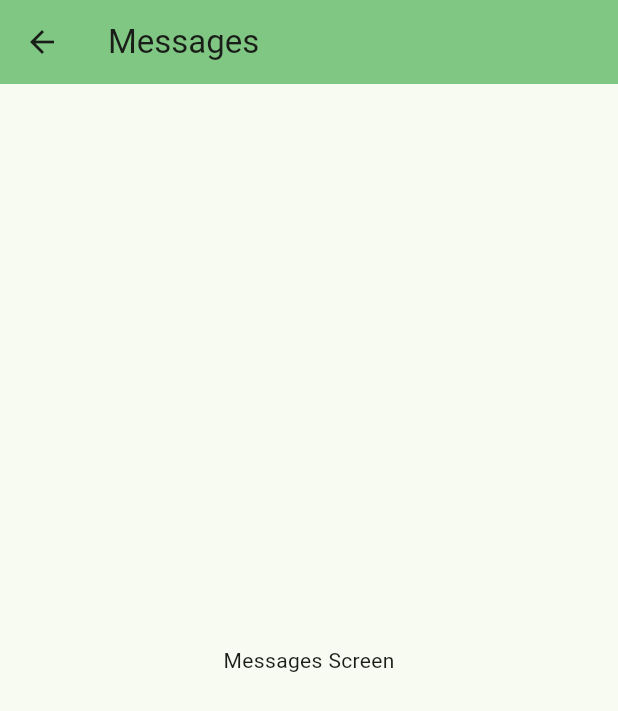
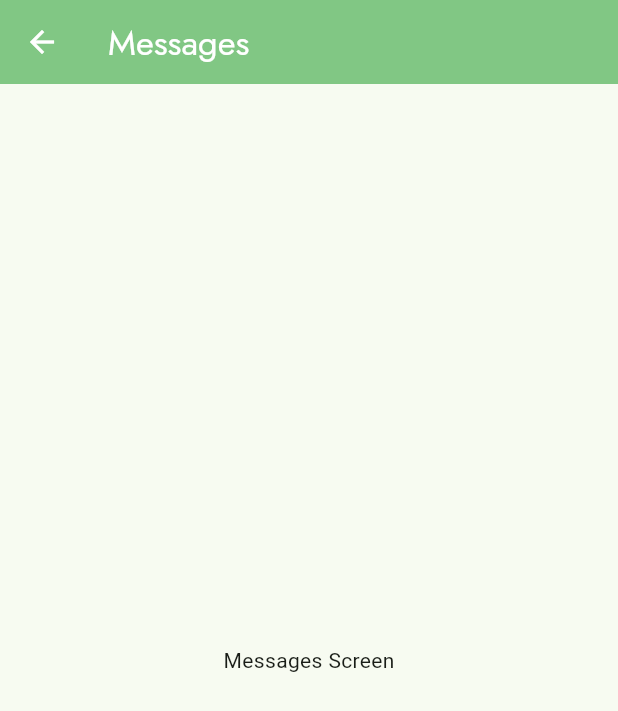
Before and after one commit to ShreyasDhale/credbox_services, a Flutter app: the MessagesScreen screen opened directly, on a phone screen of 412 x 824 dp. Shown: the top 711 px of the screen. Run offline on Flutter 3.47's test engine with Material 3 defaults, Android fonts, the phone set to English and light mode, and no system bars; our stand-ins replace cached_network_image, flutter_svg, google_fonts, lottie.

Commit message:
Ui commit

```diff
--- a/lib/Src/MainScreen/MainScreen.dart
+++ b/lib/Src/MainScreen/MainScreen.dart
@@ -28,6 +28,7 @@ class _MainScreenState extends State<MainScreen> {
           TextButton(
               onPressed: () {
                 print("Messages");
+                Navigator.pushNamed(context, AppRoute.messagesPage);
               },
               child: Image.asset("Assets/Images/conversation.png"))
         ],
--- a/lib/Src/Router/appRoutes.dart
+++ b/lib/Src/Router/appRoutes.dart
@@ -6,6 +6,7 @@ import 'package:credbox/Src/Authantication/EmailAuth/Signup/PersonalDetails.dart
 import 'package:credbox/Src/Authantication/EmailAuth/Signup/SecurityQuestion.dart';
 import 'package:credbox/Src/Authantication/EmailAuth/Signup/SetPassword.dart';
 import 'package:credbox/Src/MainScreen/MainScreen.dart';
+import 'package:credbox/Src/Screens/Messages.dart';
 import 'package:flutter/material.dart';
 
 class AppRoute {
@@ -13,6 +14,7 @@ class AppRoute {
   static const String loginPage = "/login";
   static const String forgotPassPage = "/resetpass1";
   static const String resetPassPage = "/resetpass2";
+  static const String messagesPage = "/messages";
   static const String signupPage1 = "/personalDetails";
   static const String signupPage2 = "/securityQuestion";
   static const String signupPage3 = "/setPassword";
@@ -21,6 +23,8 @@ class AppRoute {
     switch (settings.name) {
       case homePage:
         return MaterialPageRoute(builder: (context) => const MainScreen());
+      case messagesPage:
+        return MaterialPageRoute(builder: (context) => const MessagesScreen());
       case loginPage:
         return MaterialPageRoute(
           builder: (context) => LoginPage(),
--- a/lib/Src/Screens/Messages.dart
+++ b/lib/Src/Screens/Messages.dart
@@ -1,3 +1,4 @@
+import 'package:credbox/Theme/Themes.dart';
 import 'package:flutter/cupertino.dart';
 import 'package:flutter/material.dart';
 
@@ -14,6 +15,9 @@ class _MessagesScreenState extends State<MessagesScreen> {
     return Scaffold(
       appBar: AppBar(
         title: const Text("Messages"),
+        titleTextStyle:
+            Themes.style.copyWith(color: Colors.white, fontSize: 23),
+        iconTheme: const IconThemeData(color: Colors.white),
         backgroundColor: Colors.green.shade300,
       ),
       body: const Center(child: Text("Messages Screen")),
```
Also changed, not shown: lib/Src/Screens/Blogs.dart (+6 -2 lines).
